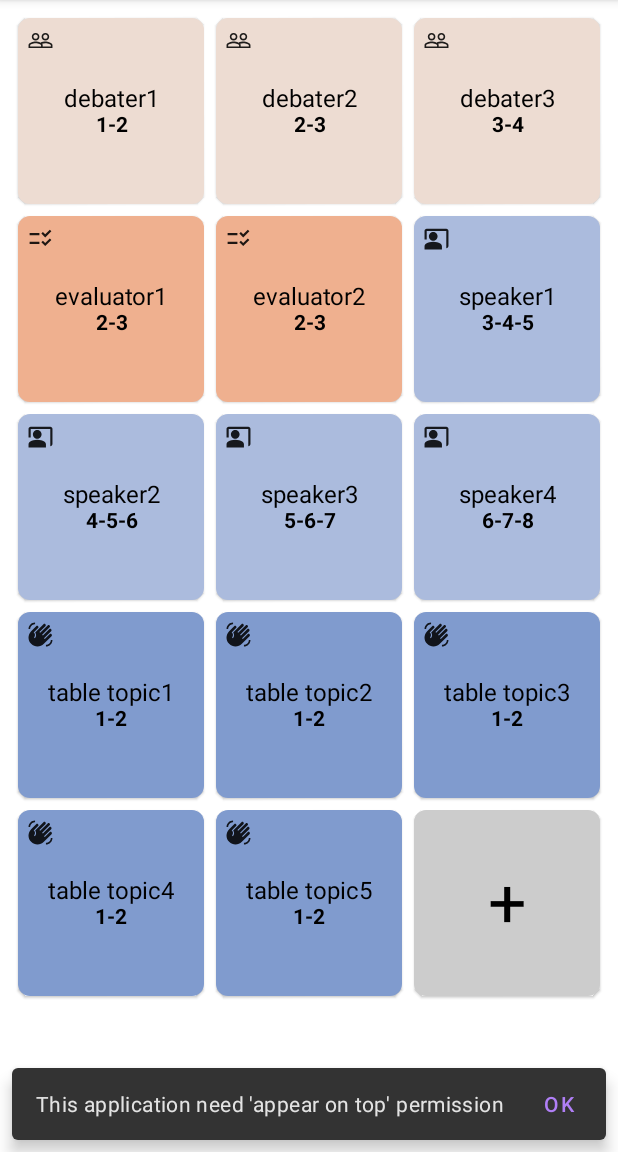
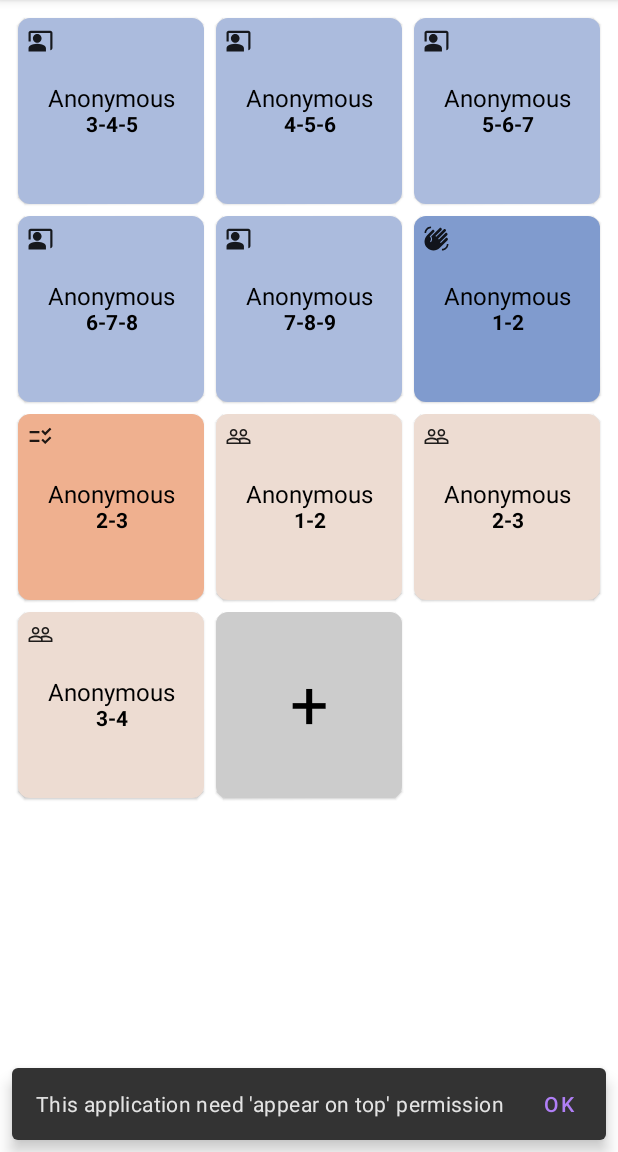
Before and after one commit to Seonyoungkyu/toastmaster, an Android app built with Jetpack Compose: the screen it shows after launch (MainActivity), on a phone screen of 412 x 824 dp, the part 84-1236 px from its top. Run offline under Robolectric (Android 15) with nearby library versions, the phone set to English and light mode, and no system bars; our stand-ins replace Dagger/Hilt's generated code, Room's generated code, navigation-ui.

Commit message:
implement name input popup

```diff
--- /dev/null
+++ b/app/src/main/java/com/ykseon/toastmaster/common/Constants.kt
@@ -0,0 +1,3 @@
+package com.ykseon.toastmaster.common
+
+const val ANONYMOUS = "Anonymous"
--- a/app/src/main/java/com/ykseon/toastmaster/ui/timer/CustomTimerDialog.kt
+++ b/app/src/main/java/com/ykseon/toastmaster/ui/timer/CustomTimerDialog.kt
@@ -18,6 +18,7 @@ import androidx.core.content.ContextCompat.getSystemService
 import androidx.core.content.getSystemService
 import androidx.core.view.doOnLayout
 import androidx.fragment.app.DialogFragment
+import com.ykseon.toastmaster.common.ANONYMOUS
 import com.ykseon.toastmaster.common.DEBATE_ROLE
 import com.ykseon.toastmaster.common.EVALUATOR_ROLE
 import com.ykseon.toastmaster.common.SPEAKER_ROLE
@@ -190,7 +191,7 @@ class CustomTimerDialog(
         return view
     }
 
-    private fun Editable.generateName() = if (this.toString() == "") "Anonymous" else this.toString()
+    private fun Editable.generateName() = if (this.toString() == "") ANONYMOUS else this.toString()
 
     override fun onDestroyView() {
         super.onDestroyView()
--- a/app/src/main/java/com/ykseon/toastmaster/ui/timer/TimerItem.kt
+++ b/app/src/main/java/com/ykseon/toastmaster/ui/timer/TimerItem.kt
@@ -1,5 +1,6 @@
 package com.ykseon.toastmaster.ui.timer
 
+import com.ykseon.toastmaster.common.ANONYMOUS
 import com.ykseon.toastmaster.common.DEBATE_ROLE
 import com.ykseon.toastmaster.common.EVALUATOR_ROLE
 import com.ykseon.toastmaster.common.SPEAKER_ROLE
@@ -9,18 +10,14 @@ data class TimerRecordItem(val item: TimerItem, val id: Long = -1)
 data class TimerItem(val role: String, val name: String, val cutoffs: String)
 
 val defaultTimerList = arrayListOf(
-    TimerItem(SPEAKER_ROLE, "speaker1","3-4-5"),
-    TimerItem(SPEAKER_ROLE, "speaker2","4-5-6"),
-    TimerItem(SPEAKER_ROLE, "speaker3","5-6-7"),
-    TimerItem(SPEAKER_ROLE, "speaker4","6-7-8"),
-    TimerItem(TABLE_TOPIC_ROLE, "table topic1", "1-2"),
-    TimerItem(TABLE_TOPIC_ROLE, "table topic2", "1-2"),
-    TimerItem(TABLE_TOPIC_ROLE, "table topic3", "1-2"),
-    TimerItem(TABLE_TOPIC_ROLE, "table topic4", "1-2"),
-    TimerItem(TABLE_TOPIC_ROLE, "table topic5", "1-2"),
-    TimerItem(EVALUATOR_ROLE, "evaluator1", "2-3"),
-    TimerItem(EVALUATOR_ROLE, "evaluator2", "2-3"),
-    TimerItem(DEBATE_ROLE, "debater1", "1-2"),
-    TimerItem(DEBATE_ROLE, "debater2","2-3"),
-    TimerItem(DEBATE_ROLE, "debater3","3-4"),
+    TimerItem(SPEAKER_ROLE, ANONYMOUS,"3-4-5"),
+    TimerItem(SPEAKER_ROLE, ANONYMOUS,"4-5-6"),
+    TimerItem(SPEAKER_ROLE, ANONYMOUS,"5-6-7"),
+    TimerItem(SPEAKER_ROLE, ANONYMOUS,"6-7-8"),
+    TimerItem(SPEAKER_ROLE, ANONYMOUS,"7-8-9"),
+    TimerItem(TABLE_TOPIC_ROLE, ANONYMOUS, "1-2"),
+    TimerItem(EVALUATOR_ROLE, ANONYMOUS, "2-3"),
+    TimerItem(DEBATE_ROLE, ANONYMOUS, "1-2"),
+    TimerItem(DEBATE_ROLE, ANONYMOUS,"2-3"),
+    TimerItem(DEBATE_ROLE, ANONYMOUS,"3-4"),
 )
--- /dev/null
+++ b/app/src/main/res/drawable/rounded_token.xml
@@ -0,0 +1,5 @@
+<shape xmlns:android="http://schemas.android.com/apk/res/android"
+    android:shape="rectangle">
+    <corners android:radius="4dp" />
+    <solid android:color="@color/translucent_gray" />
+</shape>
```
Also changed, not shown: app/src/main/java/com/ykseon/toastmaster/ui/nameinput/NameInputDialog.kt (added, +26 -0 lines), app/src/main/java/com/ykseon/toastmaster/ui/timer/TimerActivity.kt (+13 -0 lines), app/src/main/java/com/ykseon/toastmaster/ui/timer/TimerViewModel.kt (+23 -1 lines), app/src/main/res/layout/name_input.xml (added, +21 -0 lines), app/src/main/res/layout/timer_activity_main.xml (+14 -5 lines).
